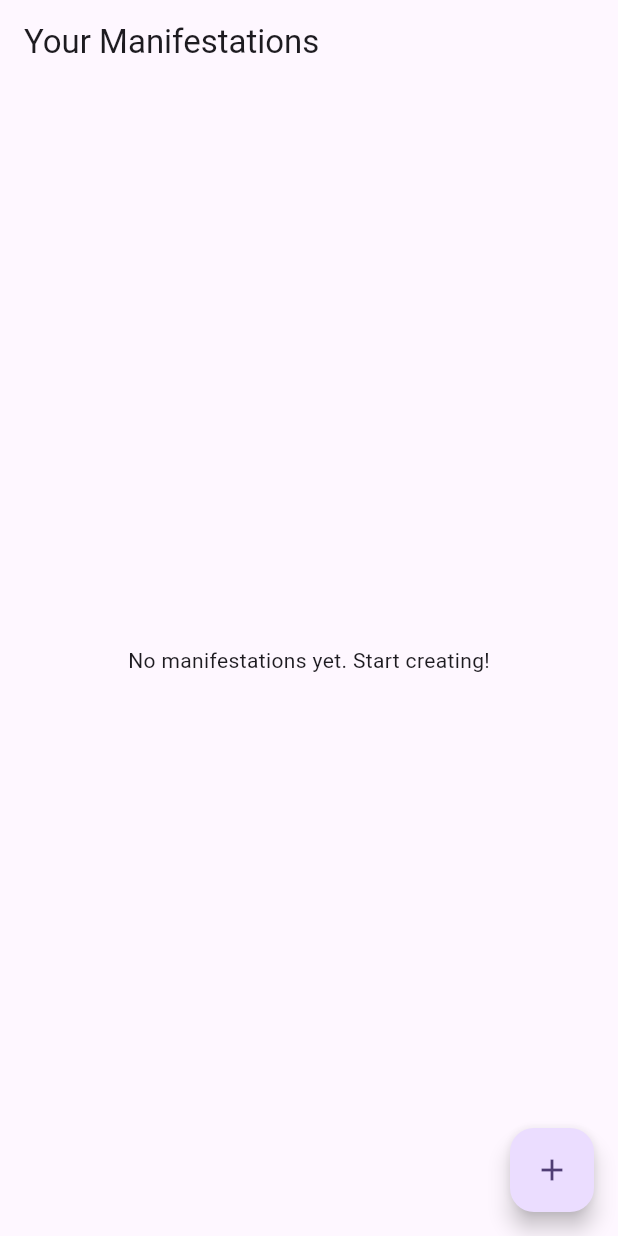
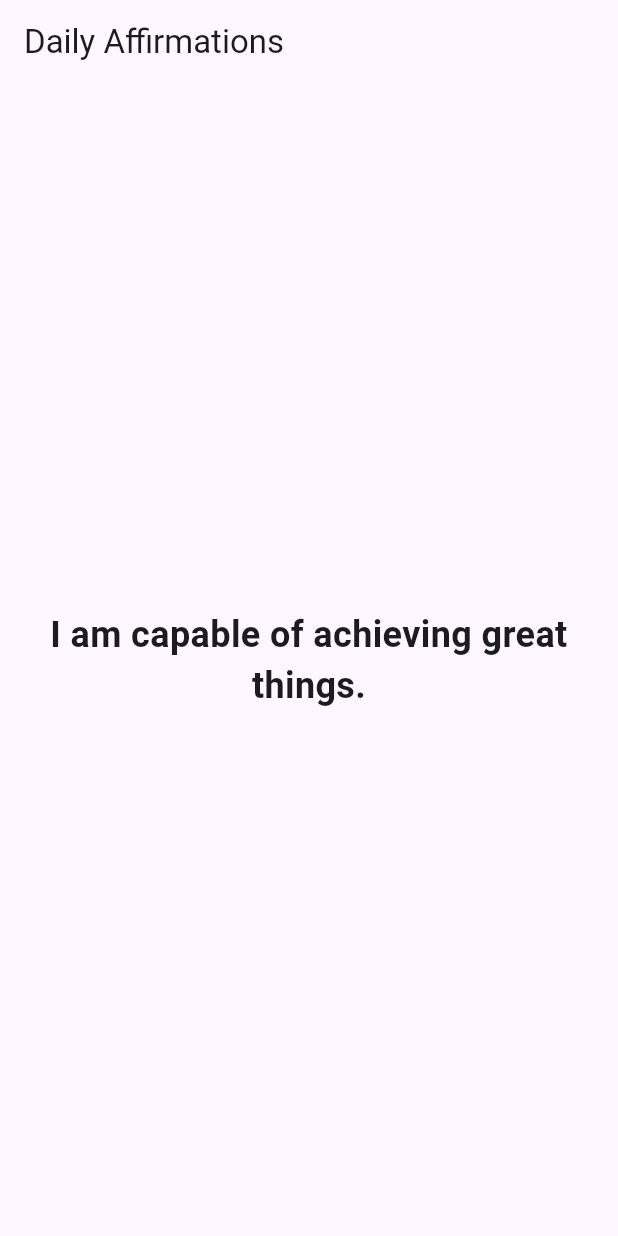
Before and after one commit to josephmp5/manifestation, a Flutter app: the screen it shows once a user with an empty profile is signed in, on a phone screen of 412 x 824 dp. Run offline on Flutter 3.47's test engine with Material 3 defaults, Android fonts, the phone set to English and light mode, and no system bars; our stand-ins replace cloud_firestore, firebase_auth, firebase_core, flutter_riverpod, page_transition, shared_preferences and 1 more; accounts and stored records are empty; network calls fail.

Commit message:
tasks done successfully

```diff
--- /dev/null
+++ b/lib/affirmations/affirmation_data_initializer.dart.dart
@@ -0,0 +1,21 @@
+import 'package:manifestation/affirmations/affirmations_db.dart';
+
+class AffirmationDataInitializer {
+  static Future<void> populateAffirmations() async {
+    final db = AffirmationDatabase.instance;
+
+    // Predefined affirmations
+    final affirmations = [
+      "I am capable of achieving great things.",
+      "I attract positive energy into my life.",
+      "I believe in my ability to succeed.",
+      "I am strong, confident, and resilient.",
+      "Every day is a new opportunity for growth."
+    ];
+
+    for (String affirmation in affirmations) {
+      await db.insertAffirmation(
+          affirmation); // Use the insert method from AffirmationDatabase
+    }
+  }
+}
--- /dev/null
+++ b/lib/affirmations/affirmations_db.dart
@@ -0,0 +1,63 @@
+import 'package:sqflite/sqflite.dart';
+import 'package:path/path.dart';
+
+class AffirmationDatabase {
+  static final AffirmationDatabase instance = AffirmationDatabase._init();
+
+  static Database? _database;
+
+  AffirmationDatabase._init();
+
+  Future<Database> get database async {
+    if (_database != null) return _database!;
+
+    _database = await _initDB('affirmations.db');
+    return _database!;
+  }
+
+  Future<Database> _initDB(String fileName) async {
+    final dbPath = await getDatabasesPath();
+    final path = join(dbPath, fileName);
+
+    return await openDatabase(
+      path,
+      version: 1,
+      onCreate: _createDB,
+    );
+  }
+
+  Future<void> _createDB(Database db, int version) async {
+    await db.execute('''
+      CREATE TABLE affirmations (
+        id INTEGER PRIMARY KEY AUTOINCREMENT,
+        text TEXT NOT NULL
+      )
+    ''');
+  }
+
+  Future<int> insertAffirmation(String affirmation) async {
+    final db = await database;
+    return await db.insert(
+      'affirmations',
+      {'text': affirmation},
+      conflictAlgorithm: ConflictAlgorithm.replace,
+    );
+  }
+
+  Future<List<String>> getAffirmations() async {
+    final db = await database;
+    final result = await db.query('affirmations');
+
+    return result.map((row) => row['text'] as String).toList();
+  }
+
+  Future<void> deleteAllAffirmations() async {
+    final db = await database;
+    await db.delete('affirmations');
+  }
+
+  Future<void> close() async {
+    final db = await database;
+    await db.close();
+  }
+}
--- a/lib/main.dart
+++ b/lib/main.dart
@@ -2,11 +2,14 @@ import 'package:firebase_auth/firebase_auth.dart';
 import 'package:firebase_core/firebase_core.dart';
 import 'package:flutter/material.dart';
 import 'package:flutter_riverpod/flutter_riverpod.dart';
+import 'package:manifestation/affirmations/affirmation_data_initializer.dart.dart';
+import 'package:manifestation/pages/affirmations.dart';
 import 'package:manifestation/pages/manifest.dart';
 import 'package:manifestation/authtentication/onboarding_page.dart';
 
 void main() async {
   WidgetsFlutterBinding.ensureInitialized();
+  await AffirmationDataInitializer.populateAffirmations();
   await Firebase.initializeApp();
 
   runApp(const ProviderScope(child: MyApp()));
@@ -34,7 +37,7 @@ class MyApp extends StatelessWidget {
             );
           }
           if (snapshot.hasData) {
-            return const Manifest();
+            return const Affirmations();
           }
           return const OnBoardingPage();
         },
--- /dev/null
+++ b/lib/pages/affirmations.dart
@@ -0,0 +1,63 @@
+import 'package:flutter/material.dart';
+import 'package:manifestation/affirmations/affirmations_db.dart';
+
+class Affirmations extends StatefulWidget {
+  const Affirmations({super.key});
+
+  @override
+  State<Affirmations> createState() => _AffirmationsState();
+}
+
+class _AffirmationsState extends State<Affirmations> {
+  late Future<List<String>> _affirmations;
+
+  @override
+  void initState() {
+    super.initState();
+    _affirmations = fetchAffirmations();
+  }
+
+  Future<List<String>> fetchAffirmations() async {
+    return await AffirmationDatabase.instance.getAffirmations();
+  }
+
+  @override
+  Widget build(BuildContext context) {
+    return Scaffold(
+      appBar: AppBar(title: const Text("Daily Affirmations")),
+      body: FutureBuilder<List<String>>(
+        future: _affirmations,
+        builder: (context, snapshot) {
+          if (snapshot.connectionState == ConnectionState.waiting) {
+            return const Center(child: CircularProgressIndicator());
+          } else if (snapshot.hasError) {
+            return const Center(child: Text("Error loading affirmations."));
+          } else if (!snapshot.hasData || snapshot.data!.isEmpty) {
+            return const Center(child: Text("No affirmations available."));
+          } else {
+            final affirmations = snapshot.data!;
+            return PageView.builder(
+              itemCount: affirmations.length,
+              scrollDirection: Axis.vertical,
+              itemBuilder: (context, index) {
+                return Center(
+                  child: Padding(
+                    padding: const EdgeInsets.all(20.0),
+                    child: Text(
+                      affirmations[index],
+                      style: const TextStyle(
+                        fontSize: 24,
+                        fontWeight: FontWeight.bold,
+                      ),
+                      textAlign: TextAlign.center,
+                    ),
+                  ),
+                );
+              },
+            );
+          }
+        },
+      ),
+    );
+  }
+}
--- a/pubspec.yaml
+++ b/pubspec.yaml
@@ -42,6 +42,8 @@ dependencies:
   http: ^1.2.2
   flutter_riverpod: ^2.6.1
   shared_preferences: ^2.3.4
+  sqflite: ^2.4.1
+  path: ^1.9.0
 
 dev_dependencies:
   flutter_test:
```
Also changed, not shown: lib/image_api.dart (+11 -10 lines), lib/pages/manifest.dart (+109 -22 lines), firebase.json (added), pubspec.lock, 9 other files.
